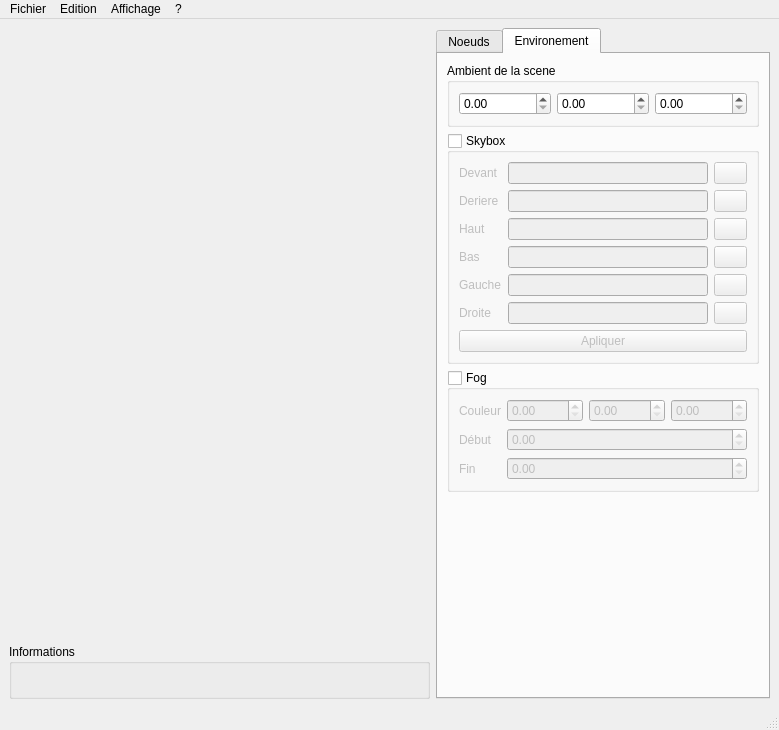
This is sources/interface.ui in b4n92uid/theball-editor as Qt 5 draws it before an edit. The edited form follows.
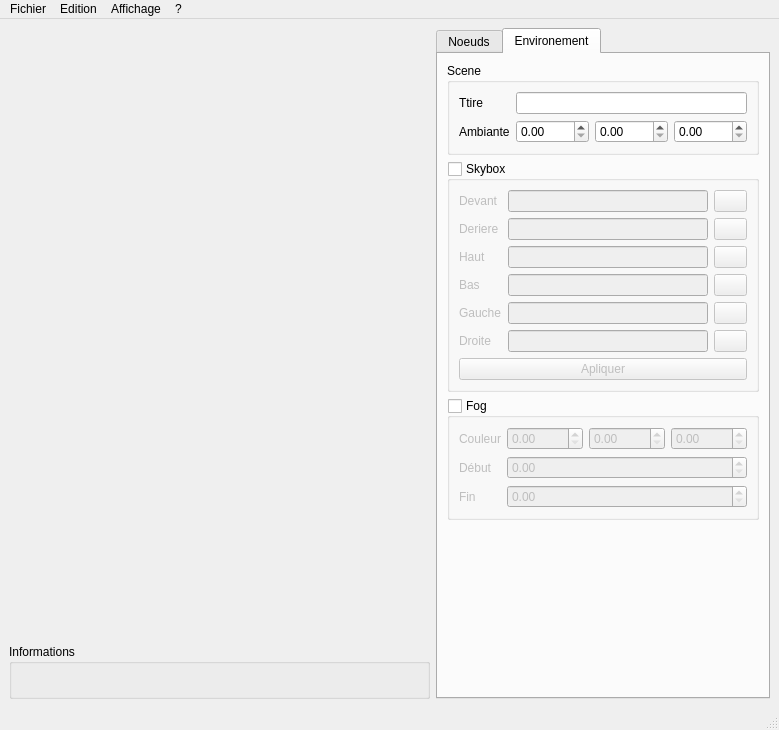
This is the edited form. The open tabs and pages were chosen to show the change. Icons and pictures are not drawn. Custom widgets are drawn as their Qt base class.

Commit message: Add: Title field on interface.ui

Patch:
```diff
--- a/sources/interface.ui
+++ b/sources/interface.ui
@@ -990,13 +990,23 @@
         <item>
          <widget class="QGroupBox" name="groupBox_6">
           <property name="title">
-           <string>Ambient de la scene</string>
+           <string>Scene</string>
           </property>
           <property name="flat">
            <bool>false</bool>
           </property>
-          <layout class="QVBoxLayout" name="verticalLayout">
-           <item>
+          <layout class="QFormLayout" name="formLayout">
+           <item row="0" column="0">
+            <widget class="QLabel" name="label_31">
+             <property name="text">
+              <string>Ttire</string>
+             </property>
+            </widget>
+           </item>
+           <item row="0" column="1">
+            <widget class="QLineEdit" name="env_title"/>
+           </item>
+           <item row="1" column="1">
             <layout class="QHBoxLayout" name="horizontalLayout_22">
              <item>
               <widget class="QDoubleSpinBox" name="env_ambient_x">
@@ -1030,6 +1040,13 @@
              </item>
             </layout>
            </item>
+           <item row="1" column="0">
+            <widget class="QLabel" name="label_32">
+             <property name="text">
+              <string>Ambiante</string>
+             </property>
+            </widget>
+           </item>
           </layout>
          </widget>
         </item>
```
Left out of the diff: 2 changed lines with no effect on the pictures.
